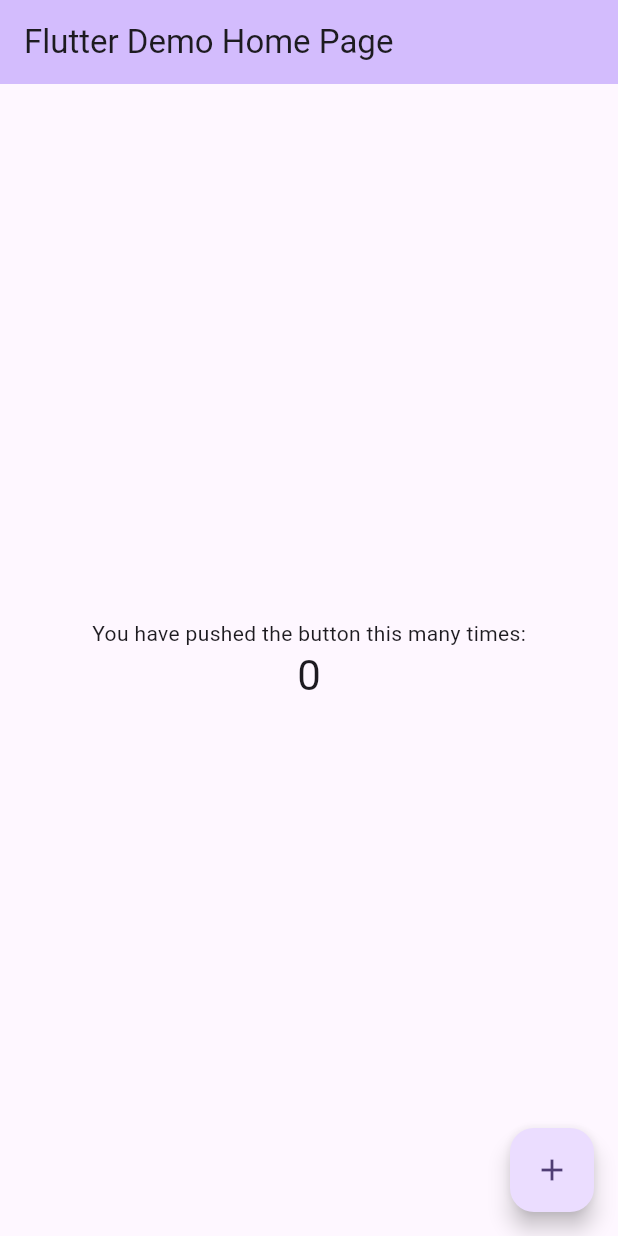
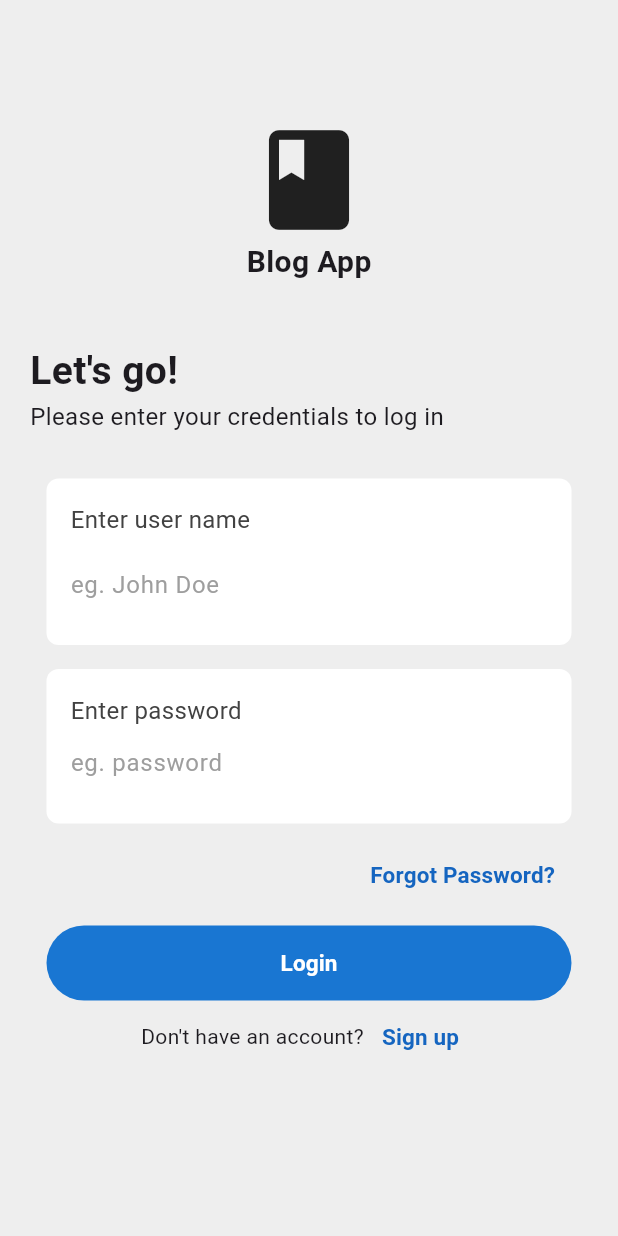
Before and after one commit to Nitika2334/Blog_Application, a Flutter app: the screen it shows after launch, on a phone screen of 412 x 824 dp. Run offline on Flutter 3.47's test engine with Material 3 defaults, Android fonts, the phone set to English and light mode, and no system bars; our stand-ins replace go_router.

Commit message:
Added Login and Sign Up screens in frontend

```diff
--- /dev/null
+++ b/frontend/lib/components/text_field.dart
@@ -0,0 +1,29 @@
+import 'package:flutter/material.dart';
+
+class GenTextField extends StatelessWidget {
+  final TextEditingController controller;
+  final String hintText;
+  final bool obscureText;
+
+  const GenTextField({
+    super.key,
+    required this.controller,
+    required this.hintText,
+    required this.obscureText,
+  });
+
+  @override
+  Widget build(BuildContext context) {
+    return TextField(
+      controller: controller,
+      obscureText: obscureText,
+      decoration: InputDecoration(
+        hintText: hintText,
+        border: InputBorder.none,
+        fillColor: Colors.grey.shade200,
+        hintStyle: TextStyle(color: Colors.grey[500]),
+      ),
+    );
+
+  }
+}
--- a/frontend/lib/main.dart
+++ b/frontend/lib/main.dart
@@ -1,125 +1,32 @@
 import 'package:flutter/material.dart';
+import 'package:frontend/screens/login_page.dart';
+import 'package:frontend/screens/signup_page.dart';
+import 'package:go_router/go_router.dart';
 
 void main() {
-  runApp(const MyApp());
+  runApp(MyApp());
 }
 
 class MyApp extends StatelessWidget {
-  const MyApp({super.key});
+  MyApp({super.key});
 
-  // This widget is the root of your application.
   @override
   Widget build(BuildContext context) {
-    return MaterialApp(
+    return MaterialApp.router(
       title: 'Flutter Demo',
+      routerConfig: _router,
       theme: ThemeData(
-        // This is the theme of your application.
-        //
-        // TRY THIS: Try running your application with "flutter run". You'll see
-        // the application has a purple toolbar. Then, without quitting the app,
-        // try changing the seedColor in the colorScheme below to Colors.green
-        // and then invoke "hot reload" (save your changes or press the "hot
-        // reload" button in a Flutter-supported IDE, or press "r" if you used
-        // the command line to start the app).
-        //
-        // Notice that the counter didn't reset back to zero; the application
-        // state is not lost during the reload. To reset the state, use hot
-        // restart instead.
-        //
-        // This works for code too, not just values: Most code changes can be
-        // tested with just a hot reload.
         colorScheme: ColorScheme.fromSeed(seedColor: Colors.deepPurple),
         useMaterial3: true,
       ),
-      home: const MyHomePage(title: 'Flutter Demo Home Page'),
     );
   }
+
+
+
+
+  final GoRouter _router = GoRouter( initialLocation: "/login",routes: [
+    GoRoute(path: "/login", builder: ((context, state) => const LoginPage())),
+    GoRoute(path: "/signup", builder: ((context, state) => const SignupPage())),
+  ]);
 }
-
-class MyHomePage extends StatefulWidget {
-  const MyHomePage({super.key, required this.title});
-
-  // This widget is the home page of your application. It is stateful, meaning
-  // that it has a State object (defined below) that contains fields that affect
-  // how it looks.
-
-  // This class is the configuration for the state. It holds the values (in this
-  // case the title) provided by the parent (in this case the App widget) and
-  // used by the build method of the State. Fields in a Widget subclass are
-  // always marked "final".
-
-  final String title;
-
-  @override
-  State<MyHomePage> createState() => _MyHomePageState();
-}
-
-class _MyHomePageState extends State<MyHomePage> {
-  int _counter = 0;
-
-  void _incrementCounter() {
-    setState(() {
-      // This call to setState tells the Flutter framework that something has
-      // changed in this State, which causes it to rerun the build method below
-      // so that the display can reflect the updated values. If we changed
-      // _counter without calling setState(), then the build method would not be
-      // called again, and so nothing would appear to happen.
-      _counter++;
-    });
-  }
-
-  @override
-  Widget build(BuildContext context) {
-    // This method is rerun every time setState is called, for instance as done
-    // by the _incrementCounter method above.
-    //
-    // The Flutter framework has been optimized to make rerunning build methods
-    // fast, so that you can just rebuild anything that needs updating rather
-    // than having to individually change instances of widgets.
-    return Scaffold(
-      appBar: AppBar(
-        // TRY THIS: Try changing the color here to a specific color (to
-        // Colors.amber, perhaps?) and trigger a hot reload to see the AppBar
-        // change color while the other colors stay the same.
-        backgroundColor: Theme.of(context).colorScheme.inversePrimary,
-        // Here we take the value from the MyHomePage object that was created by
-        // the App.build method, and use it to set our appbar title.
-        title: Text(widget.title),
-      ),
-      body: Center(
-        // Center is a layout widget. It takes a single child and positions it
-        // in the middle of the parent.
-        child: Column(
-          // Column is also a layout widget. It takes a list of children and
-          // arranges them vertically. By default, it sizes itself to fit its
-          // children horizontally, and tries to be as tall as its parent.
-          //
-          // Column has various properties to control how it sizes itself and
-          // how it positions its children. Here we use mainAxisAlignment to
-          // center the children vertically; the main axis here is the vertical
-          // axis because Columns are vertical (the cross axis would be
-          // horizontal).
-          //
-          // TRY THIS: Invoke "debug painting" (choose the "Toggle Debug Paint"
-          // action in the IDE, or press "p" in the console), to see the
-          // wireframe for each widget.
-          mainAxisAlignment: MainAxisAlignment.center,
-          children: <Widget>[
-            const Text(
-              'You have pushed the button this many times:',
-            ),
-            Text(
-              '$_counter',
-              style: Theme.of(context).textTheme.headlineMedium,
-            ),
-          ],
-        ),
-      ),
-      floatingActionButton: FloatingActionButton(
-        onPressed: _incrementCounter,
-        tooltip: 'Increment',
-        child: const Icon(Icons.add),
-      ), // This trailing comma makes auto-formatting nicer for build methods.
-    );
-  }
-}
--- /dev/null
+++ b/frontend/lib/screens/login_page.dart
@@ -0,0 +1,175 @@
+import 'package:flutter/material.dart';
+import 'package:frontend/components/text_field.dart';
+import 'package:go_router/go_router.dart';
+
+class LoginPage extends StatefulWidget {
+  const LoginPage({super.key});
+
+  @override
+  State<LoginPage> createState() => _LoginPageState();
+}
+
+class _LoginPageState extends State<LoginPage> {
+  final usernameController = TextEditingController();
+  final passwordController = TextEditingController();
+
+  @override
+  Widget build(BuildContext context) {
+    return Scaffold(
+      backgroundColor: Colors.grey[200],
+      body: SafeArea(
+        child: Center(
+          child: Column(
+            children: [
+              const SizedBox(height: 80),
+              const Icon(Icons.book, size: 80),
+              const Text(
+                'Blog App',
+                style: TextStyle(fontSize: 20, fontWeight: FontWeight.bold),
+              ),
+              const SizedBox(height: 20),
+              const Align(
+                alignment: Alignment.centerLeft,
+                child: Padding(
+                  padding: EdgeInsets.fromLTRB(20, 20, 0, 20),
+                  child: Column(
+                    mainAxisAlignment: MainAxisAlignment.start,
+                    crossAxisAlignment: CrossAxisAlignment.start,
+                    children: [
+                      Text(
+                        'Let\'s go!',
+                        style: TextStyle(fontSize: 26, fontWeight: FontWeight.bold),
+                      ),
+                      Text(
+                        'Please enter your credentials to log in',
+                        style: TextStyle(fontSize: 16),
+                      ),
+                    ],
+                  ),
+                ),
+              ),
+
+
+              const SizedBox(height: 10),
+
+              Container(
+                width: 350,
+                padding: const EdgeInsets.all(16),
+                decoration: BoxDecoration(
+                  color: Colors.white,
+                  borderRadius: BorderRadius.circular(8),
+                ),
+                child: Column(
+                  crossAxisAlignment: CrossAxisAlignment.start,
+                  children: [
+                     Text(
+                      'Enter user name',
+                       style: TextStyle(fontSize: 16, color: Colors.grey.shade800),
+                     ),
+
+
+                    const SizedBox(height: 8),
+
+                    GenTextField(
+                      controller: usernameController,
+                      hintText: 'eg. John Doe',
+                      obscureText: false,
+                    ),
+                  ],
+                ),
+              ),
+
+
+
+              const SizedBox(height: 16),
+
+
+              Container(
+                width: 350,
+                padding: const EdgeInsets.all(16),
+                decoration: BoxDecoration(
+                  color: Colors.white,
+                  borderRadius: BorderRadius.circular(8),
+                ),
+
+                child: Column(
+                  crossAxisAlignment: CrossAxisAlignment.start,
+                  mainAxisAlignment: MainAxisAlignment.start,
+                  children: [
+                     Text(
+                      'Enter password',
+                      style: TextStyle(fontSize: 16, color: Colors.grey.shade800),
+                    ),
+                    GenTextField( // Use your custom text field here
+                      controller: passwordController,
+                      hintText: 'eg. password',
+                      obscureText: true,
+                    ),
+                  ],
+                ),
+              ),
+
+              Align(
+                alignment: Alignment.centerRight,
+                child: Padding(
+                  padding: const EdgeInsets.fromLTRB(0, 10, 30, 10),
+                  child: TextButton(
+                    onPressed: () {
+                      // To be implemented later
+                    },
+                    style: TextButton.styleFrom(
+                      foregroundColor: Colors.blue[800], backgroundColor: Colors.transparent,
+                      side: BorderSide.none,
+                    ),
+                    child: const Text('Forgot Password?', style: TextStyle(fontSize: 15, fontWeight: FontWeight.bold),),
+                  ),
+                ),
+              ),
+
+
+
+              SizedBox(
+                width: 350,
+                height: 50,
+                child: TextButton(
+                  onPressed: (){
+                    // Login function
+                  },
+
+                  style: TextButton.styleFrom(
+
+                    foregroundColor: Colors.white,
+                    backgroundColor: Colors.blue[700],
+                    side: BorderSide.none,
+                  ),
+                  child: const Text('Login', style: TextStyle(fontSize: 15, fontWeight: FontWeight.bold),),
+                ),
+              ),
+
+
+              SizedBox(
+                child: Row(
+                  crossAxisAlignment: CrossAxisAlignment.center,
+                  mainAxisAlignment: MainAxisAlignment.center,
+                  children: [
+                    const Text('Don\'t have an account?'),
+                    TextButton(
+                      onPressed: () {
+                        context.go("/signup");
+                      },
+                      style: TextButton.styleFrom(
+                        foregroundColor: Colors.blue[800], backgroundColor: Colors.transparent,
+                        side: BorderSide.none,
+                      ),
+                      child: const Text('Sign up', style: TextStyle(fontSize: 15, fontWeight: FontWeight.bold),),
+                    ),
+                  ],
+                ),
+              )
+            ],
+          ),
+        ),
+      ),
+    );
+  }
+}
--- a/frontend/pubspec.yaml
+++ b/frontend/pubspec.yaml
@@ -35,6 +35,7 @@ dependencies:
   # The following adds the Cupertino Icons font to your application.
   # Use with the CupertinoIcons class for iOS style icons.
   cupertino_icons: ^1.0.6
+  go_router: ^14.2.1
 
 dev_dependencies:
   flutter_test:
```
Also changed, not shown: frontend/lib/screens/signup_page.dart (added, +191 -0 lines), frontend/pubspec.lock, 1 other file.
